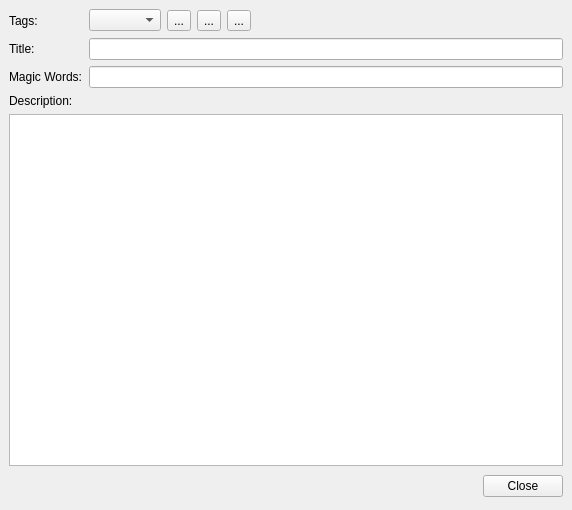
Before: the Qt Designer form BartleBlog/ui/tags_config.ui in ralsina/ra-blog, drawn with Qt 5.
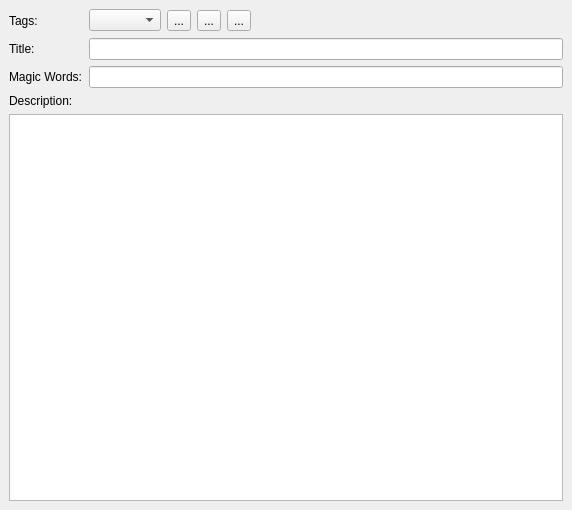
After: the same form once the commit is applied. Icons and pictures are not drawn.

Commit message: The config dialog-withwidgets-inside thingie works, except for some width problems

```diff
--- a/BartleBlog/ui/tags_config.ui
+++ b/BartleBlog/ui/tags_config.ui
@@ -9,6 +9,14 @@
     <height>510</height>
    </rect>
   </property>
+  <property name="sizePolicy" >
+   <sizepolicy>
+    <hsizetype>7</hsizetype>
+    <vsizetype>5</vsizetype>
+    <horstretch>0</horstretch>
+    <verstretch>0</verstretch>
+   </sizepolicy>
+  </property>
   <property name="windowTitle" >
    <string>Form</string>
   </property>
@@ -143,26 +151,6 @@
      <property name="spacing" >
       <number>6</number>
      </property>
-     <item>
-      <spacer>
-       <property name="orientation" >
-        <enum>Qt::Horizontal</enum>
-       </property>
-       <property name="sizeHint" >
-        <size>
-         <width>281</width>
-         <height>29</height>
-        </size>
-       </property>
-      </spacer>
-     </item>
-     <item>
-      <widget class="QPushButton" name="close" >
-       <property name="text" >
-        <string>Close</string>
-       </property>
-      </widget>
-     </item>
     </layout>
    </item>
   </layout>
```
The commit also changes 14 other files.
